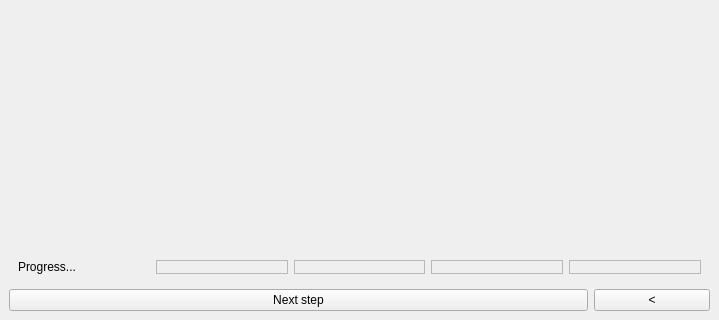
First picture: the form in main_window.ui, repository medusabci/medusa-analyzer, before the edit; both pictures show x 0 to 719 and y 395 to 715 of the 719 by 715 pixel window.
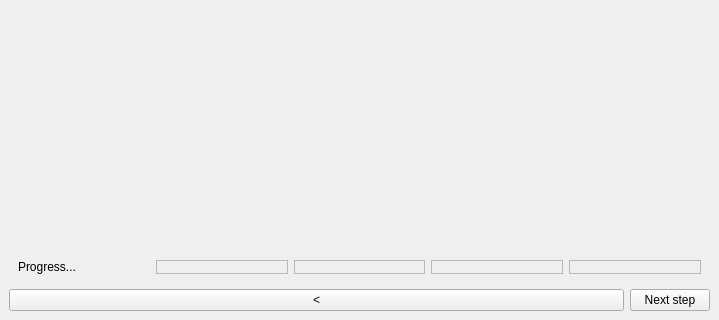
Second picture: the form after the edit.

Diff of the .ui file:
```diff
--- a/main_window.ui
+++ b/main_window.ui
@@ -89,18 +89,18 @@
      </widget>
     </item>
     <item>
-     <layout class="QHBoxLayout" name="horizontalLayout" stretch="5,1">
+     <layout class="QHBoxLayout" name="horizontalLayout" stretch="1,0">
       <item>
-       <widget class="QPushButton" name="nextButton">
+       <widget class="QPushButton" name="backButton">
         <property name="text">
-         <string>Next step</string>
+         <string>&lt;</string>
         </property>
        </widget>
       </item>
       <item>
-       <widget class="QPushButton" name="backButton">
+       <widget class="QPushButton" name="nextButton">
         <property name="text">
-         <string>&lt;</string>
+         <string>Next step</string>
         </property>
        </widget>
       </item>
```
